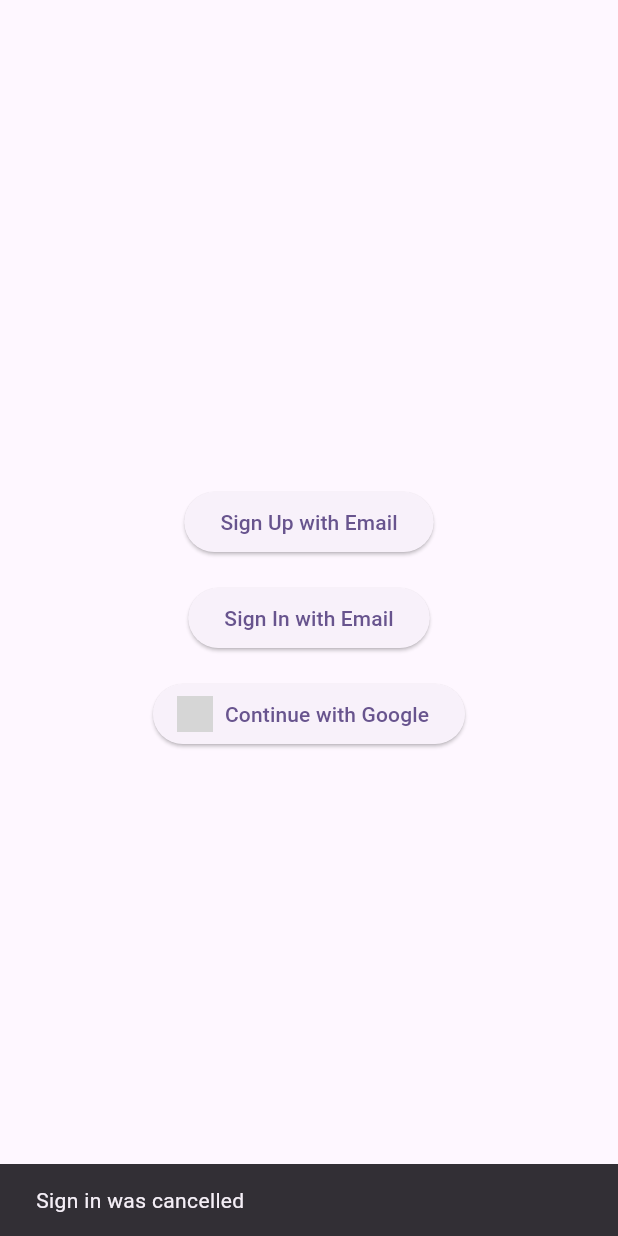
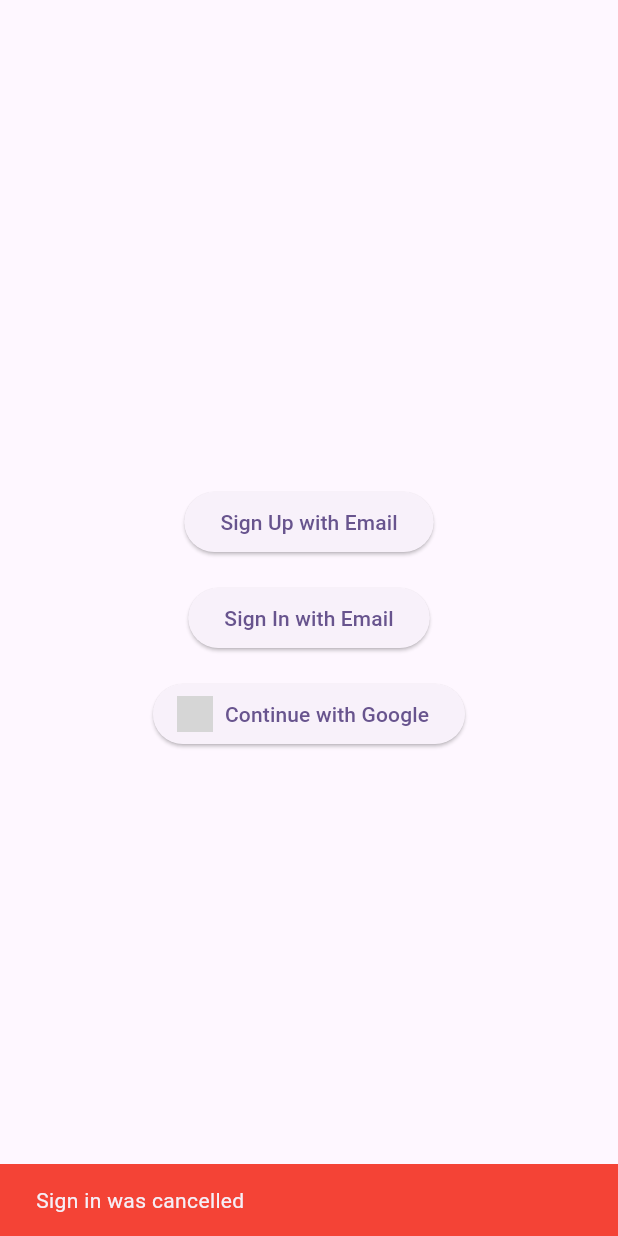
Before and after one commit to Wysepka/SportM8s, a Flutter app: the screen it shows after launch, after a tap on "Continue with Google", on a phone screen of 412 x 824 dp. Run offline on Flutter 3.47's test engine with Material 3 defaults, Android fonts, the phone set to English and light mode, and no system bars; our stand-ins replace firebase_auth, firebase_core, flutter_html, flutter_riverpod, google_sign_in, shared_preferences; accounts and stored records are empty; generated files the repository leaves out were written again; network calls fail; grey boxes are pictures that could not be loaded.

Commit message:
Started on implementing ServerService for connection with backend server for token auth

```diff
--- a/lib/features/auth/presentation/screens/login_screen.dart
+++ b/lib/features/auth/presentation/screens/login_screen.dart
@@ -2,9 +2,7 @@ import 'package:flutter/material.dart';
 import 'package:flutter_riverpod/flutter_riverpod.dart';
 import 'package:flutter_gen/gen_l10n/app_localizations.dart';
 import '../../../../core/services/auth_service.dart';
-import 'email_sign_in_screen.dart';
-import 'email_sign_up_screen.dart';
-import 'home_page.dart';
+import '../../../../services/server_service.dart';
 
 class LoginScreen extends ConsumerWidget {
   const LoginScreen({super.key});
@@ -12,7 +10,18 @@ class LoginScreen extends ConsumerWidget {
   @override
   Widget build(BuildContext context, WidgetRef ref) {
     final authService = ref.read(authServiceProvider);
+    final serverService = ServerService();
     final l10n = AppLocalizations.of(context);
+
+    void showErrorSnackBar(BuildContext context, String message) {
+      ScaffoldMessenger.of(context).showSnackBar(
+        SnackBar(
+          content: Text(message),
+          backgroundColor: Colors.red,
+          duration: const Duration(seconds: 3),
+        ),
+      );
+    }
 
     return Scaffold(
       body: Center(
@@ -21,27 +30,57 @@ class LoginScreen extends ConsumerWidget {
           children: [
             ElevatedButton(
               onPressed: () {
-                Navigator.pushReplacementNamed(context , "/email-signin");
+                Navigator.pushReplacementNamed(context, "/email-signin");
               },
               child: Text(l10n?.signInWithEmail ?? "Sign in with Email"),
             ),
             const SizedBox(height: 16),
             ElevatedButton(
               onPressed: () {
-                Navigator.pushReplacementNamed(context , "/email-signup");
+                Navigator.pushReplacementNamed(context, "/email-signup");
               },
               child: Text(l10n?.signUpWithEmail ?? 'Sign Up with Email'),
             ),
             const SizedBox(height: 16),
             ElevatedButton.icon(
               onPressed: () async {
-                final result = await authService.signInWithGoogle();
-                if (result.user != null && context.mounted) {
-                  Navigator.pushReplacementNamed(context, "/aggreements"
-                  );
-                } else if (result.error != null && context.mounted) {
-                  ScaffoldMessenger.of(context).showSnackBar(
-                    SnackBar(content: Text(result.error!)),
+                try {
+                  final result = await authService.signInWithGoogle();
+                  if (!context.mounted) return;
+
+                  if (result.user != null) {
+                    // Try to connect to server after successful Google sign-in
+                    final connected = await serverService.connectToServer();
+                    if (!context.mounted) return;
+
+                    if (!connected) {
+                      showErrorSnackBar(
+                        context,
+                        'Failed to connect to server (Error ID: SERVER_CONNECTION_FAILED). Please try again later.'
+                      );
+                      // Return early to prevent navigation
+                      return;
+                    }
+                    // Only navigate if server connection was successful
+                    Navigator.pushReplacementNamed(context, "/aggreements");
+                  } else if (result.error != null) {
+                    // Handle specific authentication errors
+                    String errorMessage = switch (result.error) {
+                      'user-disabled' => 'This account has been disabled',
+                      'user-not-found' => 'No account found with this email',
+                      'invalid-credential' => 'Invalid credentials provided',
+                      'operation-not-allowed' => 'Google sign-in is not enabled',
+                      'network-request-failed' => 'Network connection failed',
+                      'popup-closed-by-user' => 'Sign-in cancelled by user',
+                      _ => result.error ?? 'An unknown error occurred'
+                    };
+                    showErrorSnackBar(context, errorMessage);
+                  }
+                } catch (e) {
+                  if (!context.mounted) return;
+                  showErrorSnackBar(
+                    context,
+                    'An unexpected error occurred. Please try again.'
                   );
                 }
               },
```
Also changed, not shown: lib/services/server_service.dart (added, +51 -0 lines), pubspec.lock.
